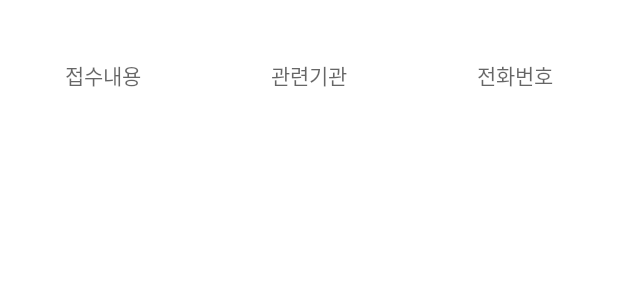
After one commit to kimehhk/hackathon_pre, an Android app: the layout custom_adapter_view_center.xml on its own in the app's theme, with its tools: preview values and no code run, on a phone screen of 412 x 824 dp. The commit adds this screen. Shown: the top 300 px of the screen. Run offline under Robolectric (Android 15) with nearby library versions, the phone set to English and light mode, and no system bars.

Commit message:
Center Commit

```diff
--- a/app/src/main/AndroidManifest.xml
+++ b/app/src/main/AndroidManifest.xml
@@ -3,7 +3,7 @@
     package="ddwucom.mobile.bora_hackathon">
 
     <uses-permission android:name="android.permission.INTERNET" />
-
+    <uses-permission android:name="android.permission.CALL_PHONE" />
     <application
         android:allowBackup="true"
         android:icon="@mipmap/ic_launcher"
@@ -13,7 +13,7 @@
         android:theme="@style/Theme.BORA_hackathon"
         android:usesCleartextTraffic="true">
         <activity android:name=".DetailActivity"></activity>
-        <activity android:name=".LoginActivity">
+        <activity android:name=".MainActivity">
             <intent-filter>
                 <action android:name="android.intent.action.MAIN" />
 
@@ -25,6 +25,7 @@
         <activity android:name=".BoardActivity"/>
         <activity android:name=".BoardAddActivity"/>
         <activity android:name=".BoardSearchActivity"/>
+<!--        <activity android:name=".CenterActivity"/>-->
     </application>
 
 </manifest>
--- a/app/src/main/res/layout/activity_board.xml
+++ b/app/src/main/res/layout/activity_board.xml
@@ -50,9 +50,10 @@
         app:layout_constraintTop_toBottomOf="@+id/scrollView" />
 
     <Button
-        android:id="@+id/button3"
+        android:id="@+id/button_center"
         android:layout_width="match_parent"
         android:layout_height="wrap_content"
+        android:onClick="onClick"
         android:text="상담센터"
         app:layout_constraintEnd_toEndOf="parent"
         app:layout_constraintHorizontal_bias="1.0"
--- /dev/null
+++ b/app/src/main/res/layout/custom_adapter_view_center.xml
@@ -0,0 +1,46 @@
+<?xml version="1.0" encoding="utf-8"?>
+<androidx.constraintlayout.widget.ConstraintLayout xmlns:android="http://schemas.android.com/apk/res/android"
+    xmlns:app="http://schemas.android.com/apk/res-auto"
+    xmlns:tools="http://schemas.android.com/tools"
+    android:layout_width="match_parent"
+    android:layout_height="match_parent">
+
+    <TableLayout
+        android:layout_width="match_parent"
+        android:layout_height="wrap_content"
+        app:layout_constraintStart_toStartOf="parent"
+        app:layout_constraintTop_toTopOf="parent">
+
+        <TableRow
+            android:layout_width="match_parent"
+            android:layout_height="match_parent">
+
+            <TextView
+                android:id="@+id/tv_receptionContent"
+                android:layout_width="100dp"
+                android:layout_height="100dp"
+                android:layout_weight="1"
+                android:gravity="center"
+                android:hint="접수내용" />
+
+            <TextView
+                android:id="@+id/tv_institution"
+                android:layout_width="100dp"
+                android:layout_height="100dp"
+                android:layout_weight="1"
+                android:gravity="center"
+                android:hint="관련기관" />
+
+            <TextView
+                android:id="@+id/tv_number"
+                android:layout_width="100dp"
+                android:layout_height="100dp"
+                android:layout_weight="1"
+                android:gravity="center"
+                android:hint="전화번호" />
+
+        </TableRow>
+
+    </TableLayout>
+
+</androidx.constraintlayout.widget.ConstraintLayout>
```
Also changed, not shown: app/src/main/java/ddwucom/mobile/bora_hackathon/BoardActivity.java (+6 -1 lines), app/src/main/java/ddwucom/mobile/bora_hackathon/Center.java (added, +81 -0 lines), app/src/main/java/ddwucom/mobile/bora_hackathon/CenterActivity.java (added, +49 -0 lines), app/src/main/java/ddwucom/mobile/bora_hackathon/CenterDBHelper.java (added, +42 -0 lines), app/src/main/java/ddwucom/mobile/bora_hackathon/CenterDBManager.java (added, +33 -0 lines), app/src/main/java/ddwucom/mobile/bora_hackathon/MyAdapter_center.java (added, +94 -0 lines), app/src/main/res/layout/activity_center.xml (+58 -0 lines).
